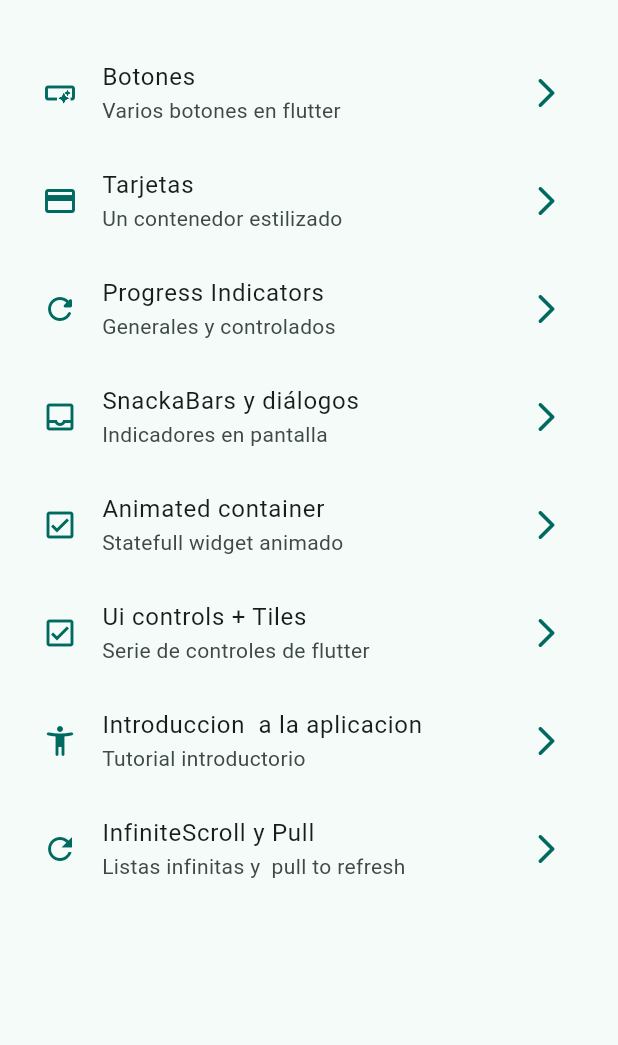
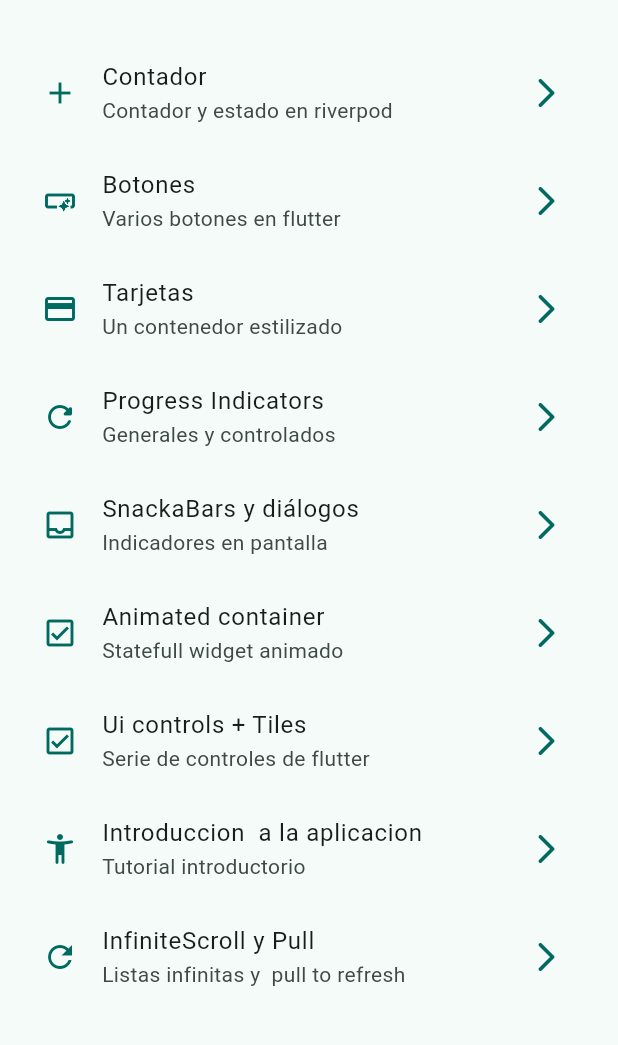
Before and after one commit to VladimirOJDev/flutter-widgets, a Flutter app: the screen it shows after launch, on a phone screen of 412 x 824 dp, the part 63-1108 px from its top. Run offline on Flutter 3.47's test engine with Material 3 defaults, Android fonts, the phone set to English and light mode, and no system bars; our stand-ins replace animate_do, flutter_riverpod, go_router.

Commit message:
Creación del estado en riverpod y funcionalidad al counter

```diff
--- a/lib/config/menu/menu_items.dart
+++ b/lib/config/menu/menu_items.dart
@@ -22,6 +22,12 @@ class MenuItem{
 
 //Listado de widgets que se mostraran en el hoe y sus rutas correspondientes, se usa en el router
 List<MenuItem> appMenuItem = [
+  MenuItem(
+    titile: "Contador",
+    subTutle: "Contador y estado en riverpod",
+    link: "/counter",
+    icon: Icons.add
+  ),
   MenuItem(
     titile: "Botones",
     subTutle: "Varios botones en flutter",
@@ -71,4 +77,5 @@ List<MenuItem> appMenuItem = [
     icon: Icons.refresh_outlined
   ),
 
+
 ];
--- a/lib/config/router/app_router.dart
+++ b/lib/config/router/app_router.dart
@@ -56,6 +56,10 @@ final appRouter = GoRouter(
       name: InfiniteScroolScreen.name,
       builder: (context, state) => InfiniteScroolScreen(),
     ),
-
+    GoRoute(
+      path: '/counter',
+      name: CounterScreen.name,
+      builder: (context, state) => CounterScreen(),
+    ),
   ],
 );
--- a/lib/main.dart
+++ b/lib/main.dart
@@ -1,9 +1,15 @@
 import 'package:flutter/material.dart';
+import 'package:flutter_riverpod/flutter_riverpod.dart';
 import 'package:widgets_app/config/router/app_router.dart';
 import 'package:widgets_app/config/theme/app_theme.dart';
 
 void main() {
-  runApp(const MainApp());
+  runApp(
+    ProviderScope( //Provider de riverpod necesario
+      child: MainApp(),
+    ),
+
+  );
 }
 
 class MainApp extends StatelessWidget {
--- /dev/null
+++ b/lib/presentation/providers/counter_provider.dart
@@ -0,0 +1,3 @@
+import 'package:flutter_riverpod/flutter_riverpod.dart';
+
+final counterProvider = StateProvider<int>((ref) => 5);
--- /dev/null
+++ b/lib/presentation/providers/theme_provider.dart
@@ -0,0 +1,4 @@
+
+import 'package:flutter_riverpod/flutter_riverpod.dart';
+
+final isDarkModeProvider = StateProvider<bool>((ref) => false);
--- a/lib/presentation/screens/screens.dart
+++ b/lib/presentation/screens/screens.dart
@@ -2,6 +2,7 @@
 //sirve para que al momento de importar en otro archivo solo tengamos
 //una sola importacion para cada screen y to individualmente
 
+export 'package:widgets_app/presentation/screens/counter/counter_screen.dart';
 export 'package:widgets_app/presentation/screens/animated/animated_screen.dart';
 export 'package:widgets_app/presentation/screens/app_tutorial/app_tutorial_screen.dart';
 export 'package:widgets_app/presentation/screens/buttons/buttons_screen.dart';
--- a/pubspec.yaml
+++ b/pubspec.yaml
@@ -11,6 +11,7 @@ dependencies:
     sdk: flutter
   go_router: ^16.3.0
   animate_do: ^4.2.0
+  flutter_riverpod: ^2.4.3
 
 dev_dependencies:
   flutter_lints: ^5.0.0
```
Also changed, not shown: lib/presentation/screens/counter/counter_screen.dart (added, +42 -0 lines), pubspec.lock.
